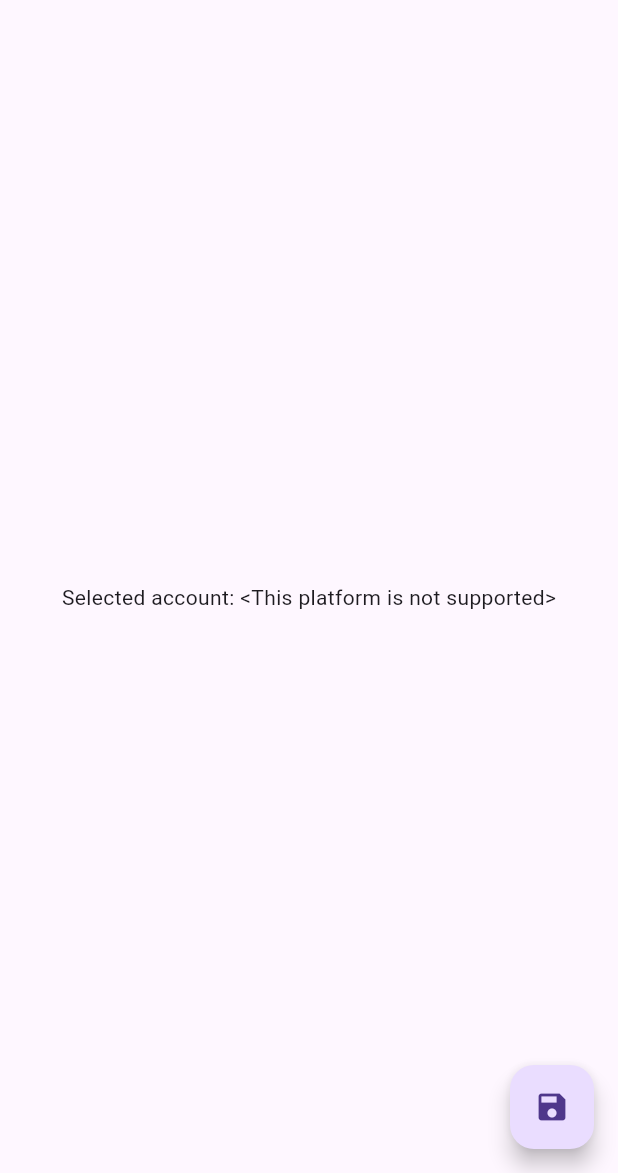
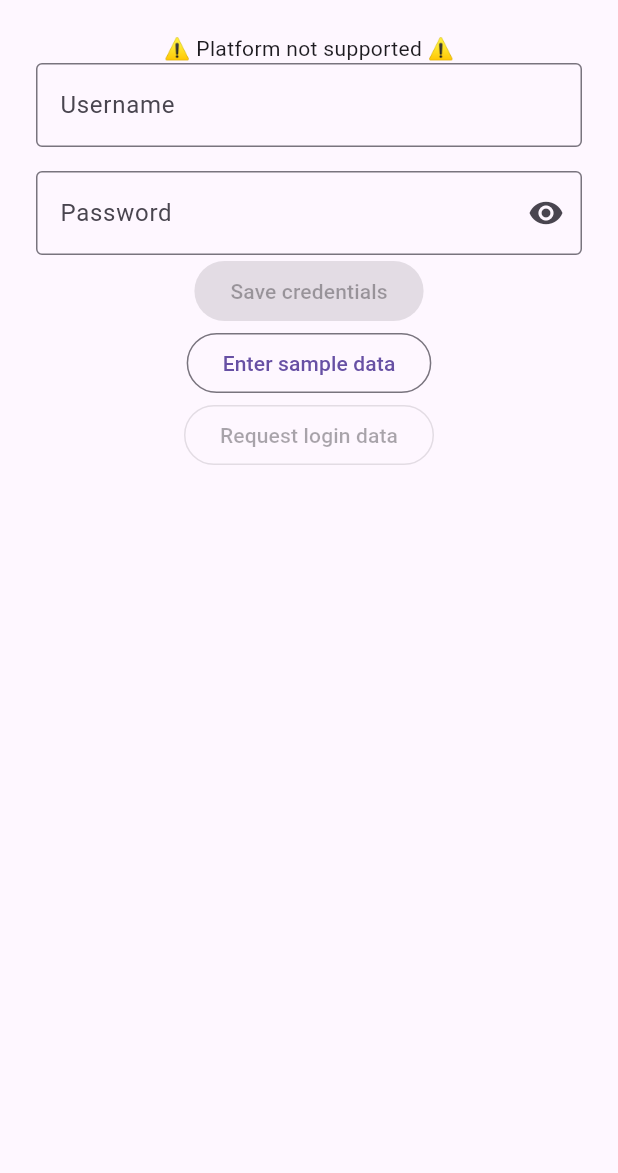
Before and after one commit to rekire/autologin_plugin, a Flutter app: the screen it shows after launch, on a phone screen of 412 x 824 dp, the part 63-1236 px from its top. Run offline on Flutter 3.47's test engine with Material 3 defaults, Android fonts, the phone set to English and light mode, and no system bars; our stand-ins replace freezed_annotation, plugin_platform_interface; missing offline and left inert: dart:html, dart:js.

Commit message:
Extend example app to save and request username and password

```diff
--- a/autologin/example/lib/main.dart
+++ b/autologin/example/lib/main.dart
@@ -4,44 +4,12 @@ import 'package:autologin/autologin.dart';
 import 'package:flutter/material.dart';
 
 void main() {
-  runApp(MyApp());
+  runApp(const DemoFrame());
 }
 
-class MyApp extends StatefulWidget {
-  @override
-  _MyAppState createState() => _MyAppState();
-}
-
-class _MyAppState extends State<MyApp> {
-  String _username = 'Unknown';
-
-  @override
-  void initState() {
-    super.initState();
-    initPlatformState();
-  }
-
-  // Platform messages are asynchronous, so we initialize in an async method.
-  Future<void> initPlatformState() async {
-    if (!await AutologinPlugin.isPlatformSupported) {
-      setState(() {
-        _username = '<This platform is not supported>';
-      });
-      return;
-    }
-
-    final credentials = await AutologinPlugin.requestCredentials();
-    final username = credentials?.username ?? '<No username given>';
-
-    // If the widget was removed from the tree while the asynchronous platform
-    // message was in flight, we want to discard the reply rather than calling
-    // setState to update our non-existent appearance.
-    if (!mounted) return;
-
-    setState(() {
-      _username = username;
-    });
-  }
+/// This Frame is just to make sure that the DemoPage has a context which can show a snackbar
+class DemoFrame extends StatelessWidget {
+  const DemoFrame({super.key});
 
   @override
   Widget build(BuildContext context) {
@@ -50,26 +18,157 @@ class _MyAppState extends State<MyApp> {
         appBar: AppBar(
           title: const Text('Autologin-Plugin example app'),
         ),
-        body: Center(
-          child: Text('Selected account: $_username'),
-        ),
-        floatingActionButton: FloatingActionButton(
-          child: const Icon(Icons.save),
-          onPressed: () async {
-            if (!await AutologinPlugin.isPlatformSupported) {
-              // TODO(rekire): replace by toast
-              setState(() {
-                _username = 'not supported';
-              });
-              return;
-            }
-            await AutologinPlugin.saveCredentials(const Credential(
-              username: 'Some-Username',
-              password: r'Example-P@§$w0rd!',
-            ));
-          },
+        body: const SingleChildScrollView(
+          padding: EdgeInsets.symmetric(vertical: 8, horizontal: 24),
+          child: Align(
+            child: SizedBox(
+              width: 400,
+              child: DemoPage(),
+            ),
+          ),
         ),
       ),
     );
   }
 }
+
+class DemoPage extends StatefulWidget {
+  const DemoPage({super.key});
+
+  @override
+  State<DemoPage> createState() => _DemoPageState();
+}
+
+/// Most of those state fields are just for debugging what's going on
+class _DemoPageState extends State<DemoPage> {
+  bool? isPlatformSupported;
+  String? usernameNote;
+  String? passwordNote;
+  bool obscurePassword = true;
+  final usernameController = TextEditingController();
+  final passwordController = TextEditingController();
+
+  @override
+  void initState() {
+    super.initState();
+    unawaited(initPlatformState());
+    usernameController.addListener(resetUsernameNote);
+    passwordController.addListener(resetPasswordNote);
+  }
+
+  @override
+  void dispose() {
+    super.dispose();
+    usernameController.removeListener(resetUsernameNote);
+    passwordController.removeListener(resetPasswordNote);
+  }
+
+  // Platform messages are asynchronous, so we initialize in an async method.
+  Future<void> initPlatformState() async {
+    final isSupported = await AutologinPlugin.isPlatformSupported;
+    setState(() => isPlatformSupported = isSupported);
+    if (isSupported) {
+      await requestCredentials();
+    }
+  }
+
+  void resetUsernameNote() {
+    setState(() => usernameNote = null);
+  }
+
+  void resetPasswordNote() {
+    setState(() => passwordNote = null);
+  }
+
+  Future<void> requestCredentials() async {
+    final credentials = await AutologinPlugin.requestCredentials();
+
+    if (mounted) {
+      setState(() {
+        if (credentials?.username != null) {
+          usernameController.text = credentials!.username!;
+          usernameNote = null;
+        } else {
+          usernameController.text = '';
+          usernameNote = 'API did not provide a username';
+        }
+        if (credentials?.password != null) {
+          passwordController.text = credentials!.password!;
+          passwordNote = null;
+        } else {
+          passwordController.text = '';
+          passwordNote = 'API did not provide a password';
+        }
+      });
+    }
+  }
+
+  Future<void> saveCredentials() async {
+    final success = await AutologinPlugin.saveCredentials(
+      Credential(username: usernameController.text, password: passwordController.text),
+    );
+
+    if (!success && mounted) {
+      ScaffoldMessenger.of(context).showSnackBar(
+        const SnackBar(
+          content: Text('Failed to save credentials!'),
+        ),
+      );
+    }
+  }
+
+  @override
+  Widget build(BuildContext context) {
+    return Column(
+      children: [
+        if (isPlatformSupported == false) const Text('⚠️ Platform not supported ⚠️'),
+        TextFormField(
+          controller: usernameController,
+          textInputAction: TextInputAction.next,
+          autofillHints: const [AutofillHints.username],
+          decoration: InputDecoration(
+            border: const OutlineInputBorder(),
+            labelText: 'Username',
+            helperText: usernameNote,
+          ),
+          onFieldSubmitted: (_) => saveCredentials(),
+        ),
+        const SizedBox(height: 16),
+        TextFormField(
+          controller: passwordController,
+          obscureText: obscurePassword,
+          textInputAction: TextInputAction.send,
+          keyboardType: TextInputType.visiblePassword,
+          autofillHints: const [AutofillHints.password],
+          decoration: InputDecoration(
+            border: const OutlineInputBorder(),
+            labelText: 'Password',
+            helperText: passwordNote,
+            suffixIcon: IconButton(
+              icon: Icon(obscurePassword ? Icons.visibility : Icons.visibility_off),
+              onPressed: () {
+                setState(() => obscurePassword = !obscurePassword);
+              },
+            ),
+          ),
+          onFieldSubmitted: (_) => saveCredentials(),
+        ),
+        FilledButton(
+          onPressed: isPlatformSupported == true ? saveCredentials : null,
+          child: const Text('Save credentials'),
+        ),
+        OutlinedButton(
+          onPressed: () {
+            usernameController.text = 'Some-Username';
+            passwordController.text = r'Example-P@§$w0rd!';
+          },
+          child: const Text('Enter sample data'),
+        ),
+        OutlinedButton(
+          onPressed: isPlatformSupported == true ? requestCredentials : null,
+          child: const Text('Request login data'),
+        ),
+      ],
+    );
+  }
+}
```
Also changed, not shown: autologin/example/analysis_options.yaml (+68 -0 lines), autologin_android/lib/autologin_android.dart (+7 -2 lines), 1 other file.
